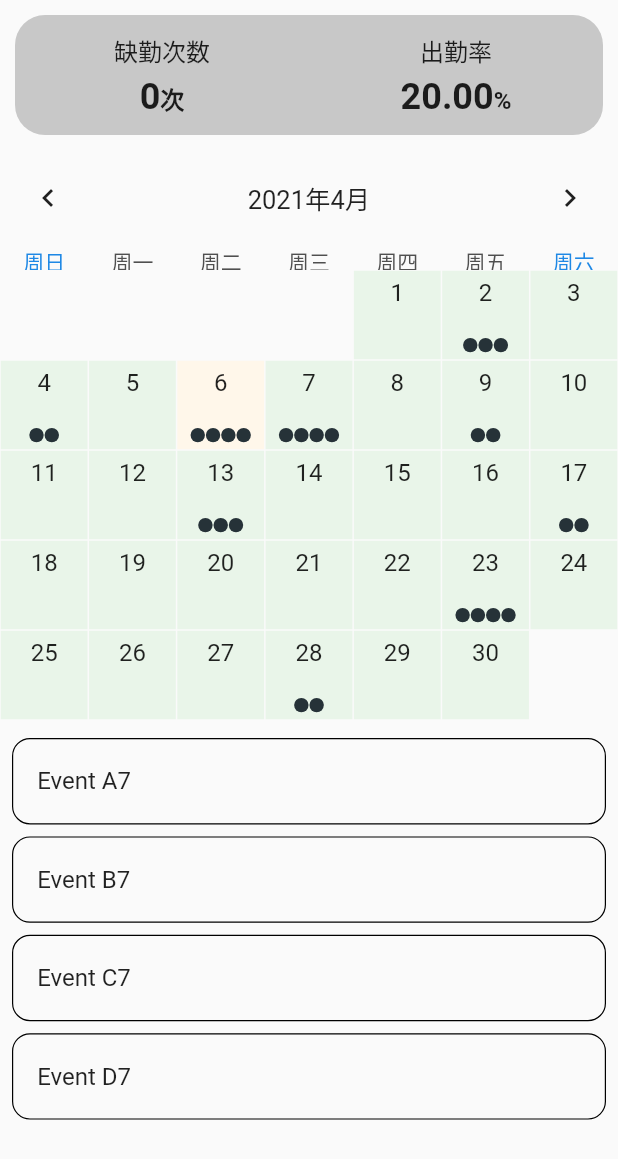
After one commit to Midnight-Neon/Flutter_Client, a Flutter app: the CheckinRecord screen opened directly, on a phone screen of 412 x 824 dp. The commit adds this screen. Shown: the top 1159 px of the screen. Run offline on Flutter 3.47's test engine with Material 2 defaults, Android fonts, the phone set to English and light mode, and no system bars; drawn by our look-alikes of table_calendar; our stand-ins replace azlistview, cached_network_image, flutter_highlight, flutter_svg, photo_view and 4 more; missing offline and left inert: dart:ffi, highlight, lpinyin, markdown, numeric_keyboard, qr_code_scanner and 2 more; network calls fail.

Commit message:
Records.dart

```diff
--- a/lib/Screens/Homework.dart
+++ b/lib/Screens/Homework.dart
@@ -68,7 +68,7 @@
           mainAxisAlignment: MainAxisAlignment.center,
           children: <Widget>[
             Text(
-              "选项",
+              "作答区",
               style: TextStyle(
                 fontWeight: FontWeight.bold,
                 fontSize: 24.0,
--- /dev/null
+++ b/lib/Screens/Records/Records.dart
@@ -0,0 +1,455 @@
+import 'package:flutter/material.dart';
+import 'package:intl/date_symbol_data_local.dart';
+import 'package:table_calendar/table_calendar.dart';
+class CheckinRecord extends StatefulWidget {
+  @override
+  _CheckinRecordState createState() => _CheckinRecordState();
+}
+final Map<DateTime, List> _holidays = {
+  DateTime(2020, 1, 1): ['New Year\'s Day'],
+  DateTime(2020, 1, 6): ['Epiphany'],
+  DateTime(2020, 2, 14): ['Valentine\'s Day'],
+  DateTime(2020, 4, 21): ['Easter Sunday'],
+  DateTime(2020, 4, 22): ['Easter Monday'],
+};
+
+class _CheckinRecordState extends State<CheckinRecord> with TickerProviderStateMixin {
+  Map<DateTime, List> _events;
+  List _selectedEvents;
+  AnimationController _animationController;
+  CalendarController _calendarController;
+
+  @override
+  void initState() {
+    super.initState();
+    initializeDateFormatting();
+
+    final _selectedDay = DateTime.now();
+
+    _events = {
+      _selectedDay.subtract(Duration(days: 30)): [
+        'Event A0',
+        'Event B0',
+        'Event C0'
+      ],
+      _selectedDay.subtract(Duration(days: 27)): ['Event A1'],
+      _selectedDay.subtract(Duration(days: 20)): [
+        'Event A2',
+        'Event B2',
+        'Event C2',
+        'Event D2'
+      ],
+      _selectedDay.subtract(Duration(days: 16)): ['Event A3', 'Event B3'],
+      _selectedDay.subtract(Duration(days: 10)): [
+        'Event A4',
+        'Event B4',
+        'Event C4'
+      ],
+      _selectedDay.subtract(Duration(days: 4)): [
+        'Event A5',
+        'Event B5',
+        'Event C5'
+      ],
+      _selectedDay.subtract(Duration(days: 2)): ['Event A6', 'Event B6'],
+      _selectedDay: ['Event A7', 'Event B7', 'Event C7', 'Event D7'],
+      _selectedDay.add(Duration(days: 1)): [
+        'Event A8',
+        'Event B8',
+        'Event C8',
+        'Event D8'
+      ],
+      _selectedDay.add(Duration(days: 3)):
+      Set.from(['Event A9', 'Event A9', 'Event B9']).toList(),
+      _selectedDay.add(Duration(days: 7)): [
+        'Event A10',
+        'Event B10',
+        'Event C10'
+      ],
+      _selectedDay.add(Duration(days: 11)): ['Event A11', 'Event B11'],
+      _selectedDay.add(Duration(days: 17)): [
+        'Event A12',
+        'Event B12',
+        'Event C12',
+        'Event D12'
+      ],
+      _selectedDay.add(Duration(days: 22)): ['Event A13', 'Event B13'],
+      _selectedDay.add(Duration(days: 26)): [
+        'Event A14',
+        'Event B14',
+        'Event C14'
+      ],
+    };
+
+    _selectedEvents = _events[_selectedDay] ?? [];
+    _calendarController = CalendarController();
+
+    _animationController = AnimationController(
+      vsync: this,
+      duration: const Duration(milliseconds: 400),
+    );
+
+    _animationController.forward();
+  }
+
+  @override
+  void dispose() {
+    _animationController.dispose();
+    _calendarController.dispose();
+    super.dispose();
+  }
+
+  void _onDaySelected(DateTime day, List events, List holidays) {
+    print('CALLBACK: _onDaySelected');
+    setState(() {
+      _selectedEvents = events;
+    });
+  }
+
+  void _onVisibleDaysChanged(
+      DateTime first, DateTime last, CalendarFormat format) {
+    print('CALLBACK: _onVisibleDaysChanged');
+  }
+
+  void _onCalendarCreated(
+      DateTime first, DateTime last, CalendarFormat format) {
+    print('CALLBACK: _onCalendarCreated');
+  }
+
+  @override
+  Widget build(BuildContext context) {
+    return Scaffold(
+        body: SafeArea(
+          child: Column(
+            mainAxisSize: MainAxisSize.max,
+            children: <Widget>[
+              Container(
+                margin: EdgeInsets.all(10),
+                height: 80,
+                child: Row(
+                  children: [
+                    Expanded(
+                      child: Column(
+                        mainAxisAlignment: MainAxisAlignment.center,
+                        crossAxisAlignment: CrossAxisAlignment.center,
+                        children: [
+                          Text("缺勤次数",
+                              style: TextStyle(
+                                fontSize: 16,
+                              )),
+                          SizedBox(
+                            height: 5,
+                          ),
+                          Text.rich(TextSpan(
+                              text: "0",
+                              style: TextStyle(
+                                  fontSize: 24, fontWeight: FontWeight.bold),
+                              children: [
+                                TextSpan(
+                                    text: "次",
+                                    style: TextStyle(
+                                      fontSize: 16,
+                                    ))
+                              ]))
+                        ],
+                      ),
+                      flex: 1,
+                    ),
+                    Expanded(
+                      child: Column(
+                        mainAxisAlignment: MainAxisAlignment.center,
+                        crossAxisAlignment: CrossAxisAlignment.center,
+                        children: [
+                          Text("出勤率",
+                              style: TextStyle(
+                                fontSize: 16,
+                              )),
+                          SizedBox(
+                            height: 5,
+                          ),
+                          Text.rich(TextSpan(
+                              text: "20.00",
+                              style: TextStyle(
+                                  fontSize: 24, fontWeight: FontWeight.bold),
+                              children: [
+                                TextSpan(
+                                    text: "%",
+                                    style: TextStyle(
+                                      fontSize: 16,
+                                    ))
+                              ]))
+                        ],
+                      ),
+                      flex: 1,
+                    ),
+                  ],
+                ),
+                decoration: BoxDecoration(
+                    borderRadius: BorderRadius.circular(20),
+                    color: Colors.black.withOpacity(0.2)),
+              ),
+              // Switch out 2 lines below to play with TableCalendar's settings
+              //-----------------------
+              // _buildTableCalendar(),
+              _buildTableCalendarWithBuilders(),
+              // const SizedBox(height: 8.0),
+              // _buildButtons(),
+              const SizedBox(height: 8.0),
+              Expanded(child: _buildEventList()),
+            ],
+          ),
+        ));
+  }
+
+  // Simple TableCalendar configuration (using Styles)
+  Widget _buildTableCalendar() {
+    return TableCalendar(
+      calendarController: _calendarController,
+      events: _events,
+      holidays: _holidays,
+      startingDayOfWeek: StartingDayOfWeek.monday,
+      calendarStyle: CalendarStyle(
+        selectedColor: Colors.deepOrange[400],
+        todayColor: Colors.deepOrange[200],
+        markersColor: Colors.brown[700],
+        outsideDaysVisible: false,
+      ),
+      headerStyle: HeaderStyle(
+        formatButtonTextStyle:
+        TextStyle().copyWith(color: Colors.white, fontSize: 15.0),
+        formatButtonDecoration: BoxDecoration(
+          color: Colors.deepOrange[400],
+          borderRadius: BorderRadius.circular(16.0),
+        ),
+      ),
+      onDaySelected: _onDaySelected,
+      onVisibleDaysChanged: _onVisibleDaysChanged,
+      onCalendarCreated: _onCalendarCreated,
+    );
+  }
+
+  // More advanced TableCalendar configuration (using Builders & Styles)
+  Widget _buildTableCalendarWithBuilders() {
+    return TableCalendar(
+      rowHeight: 60,
+      locale: 'zh-CN',
+      calendarController: _calendarController,
+      events: _events,
+      holidays: _holidays,
+      initialCalendarFormat: CalendarFormat.month,
+      formatAnimation: FormatAnimation.slide,
+      startingDayOfWeek: StartingDayOfWeek.sunday,
+      availableGestures: AvailableGestures.all,
+      availableCalendarFormats: const {
+        CalendarFormat.month: '',
+        CalendarFormat.week: '',
+      },
+      calendarStyle: CalendarStyle(
+        outsideDaysVisible: false,
+        weekendStyle: TextStyle().copyWith(color: Colors.blue[800]),
+        holidayStyle: TextStyle().copyWith(color: Colors.blue[800]),
+      ),
+      daysOfWeekStyle: DaysOfWeekStyle(
+        weekendStyle: TextStyle().copyWith(color: Colors.blue[600]),
+      ),
+      headerStyle: HeaderStyle(
+        centerHeaderTitle: true,
+        formatButtonVisible: false,
+      ),
+      builders: CalendarBuilders(
+        dayBuilder: (context, date, events) {
+          return Container(
+            margin: const EdgeInsets.all(0.5),
+            padding: const EdgeInsets.only(top: 5.0),
+            color: (events != null) ? Color(0xffE9F5E9) : Colors.white,
+            width: 100,
+            height: 100,
+            alignment: Alignment.topCenter,
+            child: Text(
+              '${date.day}',
+              style: TextStyle().copyWith(fontSize: 16.0),
+            ),
+          );
+        },
+        selectedDayBuilder: (context, date, _) {
+          return FadeTransition(
+            opacity: Tween(begin: 0.0, end: 1.0).animate(_animationController),
+            child: Container(
+              margin: const EdgeInsets.all(0.5),
+              padding: const EdgeInsets.only(
+                top: 5.0,
+              ),
+              color: Color(0xffFFF7EA),
+              width: 100,
+              height: 100,
+              alignment: Alignment.topCenter,
+              child: Text(
+                '${date.day}',
+                style: TextStyle().copyWith(fontSize: 16.0),
+              ),
+            ),
+          );
+        },
+        todayDayBuilder: (context, date, _) {
+          return Container(
+            margin: const EdgeInsets.all(0.5),
+            padding: const EdgeInsets.only(
+              top: 5.0,
+            ),
+            color: Color(0xffFFF7EA),
+            width: 100,
+            height: 100,
+            alignment: Alignment.topCenter,
+            child: Text(
+              '${date.day}',
+              style: TextStyle().copyWith(fontSize: 16.0),
+            ),
+          );
+        },
+        markersBuilder: (context, date, events, holidays) {
+          final children = <Widget>[];
+
+          if (events.isNotEmpty) {
+            children.add(Positioned(
+                left: 0,
+                right: 0,
+                bottom: 10,
+                child: Icon(
+                  Icons.check,
+                  color: Colors.green,
+                )));
+            // if (events.length > 1) {
+            //   children.add(
+            //     Positioned(
+            //       right: 1,
+            //       bottom: 1,
+            //       child: _buildEventsMarker(date, events),
+            //     ),
+            //   );
+            // }
+          }
+
+          if (holidays.isNotEmpty) {
+            children.add(
+              Positioned(
+                right: -2,
+                top: -2,
+                child: _buildHolidaysMarker(),
+              ),
+            );
+          }
+
+          return children;
+        },
+      ),
+      onDaySelected: (date, events, holidays) {
+        _onDaySelected(date, events, holidays);
+        _animationController.forward(from: 0.0);
+      },
+      onVisibleDaysChanged: _onVisibleDaysChanged,
+      onCalendarCreated: _onCalendarCreated,
+    );
+  }
+
+  Widget _buildEventsMarker(DateTime date, List events) {
+    return AnimatedContainer(
+      duration: const Duration(milliseconds: 300),
+      decoration: BoxDecoration(
+        shape: BoxShape.rectangle,
+        color: _calendarController.isSelected(date)
+            ? Colors.brown[500]
+            : _calendarController.isToday(date)
+            ? Colors.brown[300]
+            : Colors.blue[400],
+      ),
+      width: 16.0,
+      height: 16.0,
+      child: Center(
+        child: Text(
+          '${events.length}',
+          style: TextStyle().copyWith(
+            color: Colors.white,
+            fontSize: 12.0,
+          ),
+        ),
+      ),
+    );
+  }
+
+  Widget _buildHolidaysMarker() {
+    return Icon(
+      Icons.add_box,
+      size: 20.0,
+      color: Colors.blueGrey[800],
+    );
+  }
+
+  Widget _buildButtons() {
+    final dateTime = _events.keys.elementAt(_events.length - 2);
+
+    return Column(
+      children: <Widget>[
+        Row(
+          mainAxisSize: MainAxisSize.max,
+          mainAxisAlignment: MainAxisAlignment.spaceEvenly,
+          children: <Widget>[
+            RaisedButton(
+              child: Text('Month'),
+              onPressed: () {
+                setState(() {
+                  _calendarController.setCalendarFormat(CalendarFormat.month);
+                });
+              },
+            ),
+            RaisedButton(
+              child: Text('2 weeks'),
+              onPressed: () {
+                setState(() {
+                  _calendarController
+                      .setCalendarFormat(CalendarFormat.twoWeeks);
+                });
+              },
+            ),
+            RaisedButton(
+              child: Text('Week'),
+              onPressed: () {
+                setState(() {
+                  _calendarController.setCalendarFormat(CalendarFormat.week);
+                });
+              },
+            ),
+          ],
+        ),
+        const SizedBox(height: 8.0),
+        RaisedButton(
+          child: Text(
+              'Set day ${dateTime.day}-${dateTime.month}-${dateTime.year}'),
+          onPressed: () {
+            _calendarController.setSelectedDay(
+              DateTime(dateTime.year, dateTime.month, dateTime.day),
+              runCallback: true,
+            );
+          },
+        ),
+      ],
+    );
+  }
+
+  Widget _buildEventList() {
+    return ListView(
+      children: _selectedEvents
+          .map((event) => Container(
+        decoration: BoxDecoration(
+          border: Border.all(width: 0.8),
+          borderRadius: BorderRadius.circular(12.0),
+        ),
+        margin:
+        const EdgeInsets.symmetric(horizontal: 8.0, vertical: 4.0),
+        child: ListTile(
+          title: Text(event.toString()),
+          onTap: () => print('$event tapped!'),
+        ),
+      ))
+          .toList(),
+    );
+  }
+}
--- a/pubspec.yaml
+++ b/pubspec.yaml
@@ -47,6 +47,7 @@
 #  tflite_flutter_helper:
 #    path: lib/tflite_flutter_helper
   scidart: ^0.0.1-dev.12
+  table_calendar: ^2.3.3
 dev_dependencies:
   flutter_test:
     sdk: flutter
```
Also changed, not shown: lib/Screens/Index.dart (+10 -1 lines), assets/icons/checkin.png, pubspec.lock.
